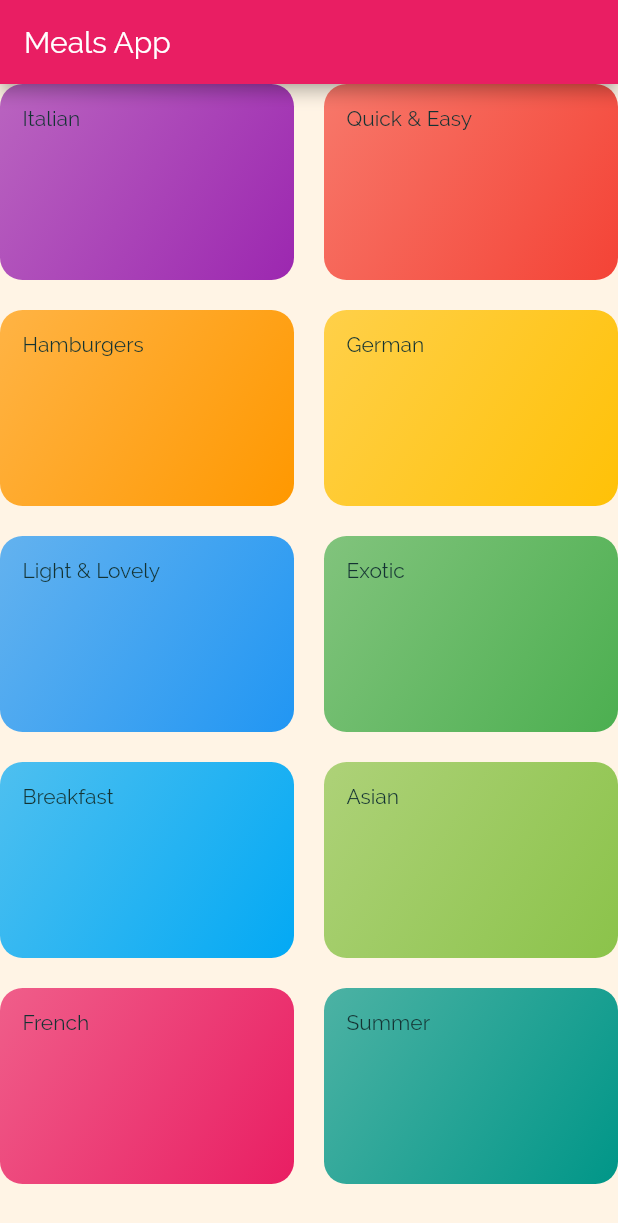
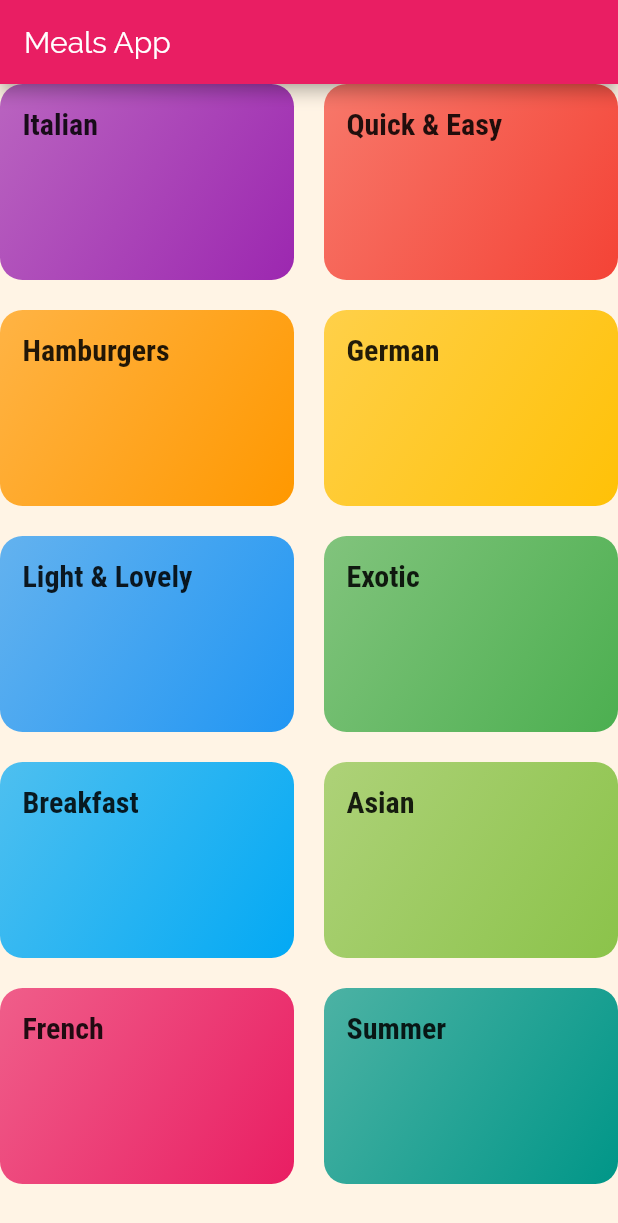
Before and after one commit to PrerakGada/meals_app, a Flutter app: the screen it shows after launch, on a phone screen of 412 x 824 dp. Shown: the top 1223 px of the screen. Run offline on Flutter 3.47's test engine with Material 2 defaults, Android fonts, the phone set to English and light mode, and no system bars.

Commit message:
Some Changes

```diff
--- a/lib/categories_screen.dart
+++ b/lib/categories_screen.dart
@@ -13,6 +13,7 @@ class CategoriesScreen extends StatelessWidget {
       body: GridView(
         children: DUMMY_CATEGORIES
             .map((catData) => CategoryItem(
+                  catData.id,
                   catData.title,
                   catData.color,
                 ))
--- a/lib/category_item.dart
+++ b/lib/category_item.dart
@@ -1,16 +1,32 @@
 import 'package:flutter/material.dart';
+import 'package:meals_app/category_meals_screen.dart';
 
 class CategoryItem extends StatelessWidget {
+  final String id;
   final String title;
   final Color color;
 
-  const CategoryItem(this.title, this.color);
+  CategoryItem(this.id, this.title, this.color);
+
+  void selectCategory(BuildContext ctx) {
+    Navigator.of(ctx).pushNamed('/categories-meals', arguments: {
+      'id': id,
+      'title': title,
+    });
+  }
 
   @override
   Widget build(BuildContext context) {
-    return Container(
+    return InkWell(
+      onTap: () => selectCategory(context),
+      splashColor: Theme.of(context).primaryColor,
+      borderRadius: BorderRadius.circular(15),
+      child: Container(
         padding: const EdgeInsets.all(15),
-      child: Text(title),
+        child: Text(
+          title,
+          style: Theme.of(context).textTheme.title,
+        ),
         decoration: BoxDecoration(
           gradient: LinearGradient(
             colors: [
@@ -22,6 +38,7 @@ class CategoryItem extends StatelessWidget {
           ),
           borderRadius: BorderRadius.circular(15),
         ),
+      ),
     );
   }
 }
--- a/lib/main.dart
+++ b/lib/main.dart
@@ -1,4 +1,5 @@
 import 'package:flutter/material.dart';
+import 'package:meals_app/category_meals_screen.dart';
 import './categories_screen.dart';
 
 void main() => runApp(MyApp());
@@ -14,18 +15,22 @@ class MyApp extends StatelessWidget {
         canvasColor: Color.fromRGBO(255, 244, 229, 1),
         fontFamily: 'Raleway',
         textTheme: ThemeData.light().textTheme.copyWith(
-            bodyText1: TextStyle(
+            body1: TextStyle(
               color: Color.fromRGBO(20, 51, 51, 1),
             ),
-            bodyText2: TextStyle(
+            body2: TextStyle(
               color: Color.fromRGBO(20, 51, 51, 1),
             ),
             title: TextStyle(
-              fontSize: 24,
+              fontSize: 20,
               fontFamily: 'RobotoCondensed',
+              fontWeight: FontWeight.bold,
             )),
       ),
       home: CategoriesScreen(),
+      routes: {
+        '/categories-meals': (ctx) => CategoryMealsScreen(categoryId, categoryTitle)
+      },
     );
   }
 }
```
Also changed, not shown: lib/category_meals_screen.dart (added, +21 -0 lines). Lines whose indentation alone changed are shown as unchanged.
